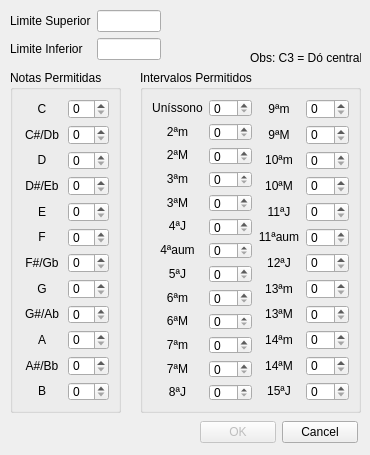
Qt form melodicsetupform.ui (henriqueinonhe/note-spitter) before a commit.
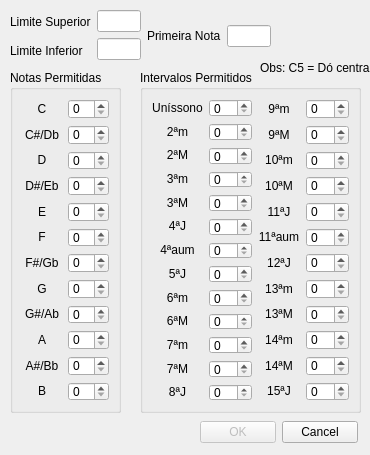
The same form after that commit.

What changed in the file:
```diff
--- a/melodicsetupform.ui
+++ b/melodicsetupform.ui
@@ -22,14 +22,14 @@
   <widget class="QLabel" name="label_38">
    <property name="geometry">
     <rect>
-     <x>250</x>
-     <y>50</y>
+     <x>260</x>
+     <y>60</y>
      <width>111</width>
      <height>16</height>
     </rect>
    </property>
    <property name="text">
-    <string>Obs: C3 = Dó central</string>
+    <string>Obs: C5 = Dó central</string>
    </property>
   </widget>
   <widget class="QGroupBox" name="groupBox">
@@ -244,46 +244,6 @@
     </item>
    </layout>
   </widget>
-  <widget class="QWidget" name="layoutWidget_2">
-   <property name="geometry">
-    <rect>
-     <x>10</x>
-     <y>10</y>
-     <width>151</width>
-     <height>50</height>
-    </rect>
-   </property>
-   <layout class="QHBoxLayout" name="horizontalLayout">
-    <item>
-     <layout class="QVBoxLayout" name="verticalLayout">
-      <item>
-       <widget class="QLabel" name="labelLimiteSuperior">
-        <property name="text">
-         <string>Limite Superior</string>
-        </property>
-       </widget>
-      </item>
-      <item>
-       <widget class="QLabel" name="labelLimiteInferior">
-        <property name="text">
-         <string>Limite Inferior</string>
-        </property>
-       </widget>
-      </item>
-     </layout>
-    </item>
-    <item>
-     <layout class="QVBoxLayout" name="verticalLayout_2">
-      <item>
-       <widget class="QLineEdit" name="lineEditLimiteSuperior"/>
-      </item>
-      <item>
-       <widget class="QLineEdit" name="lineEditLimiteInferior"/>
-      </item>
-     </layout>
-    </item>
-   </layout>
-  </widget>
   <widget class="QGroupBox" name="groupBox_2">
    <property name="geometry">
     <rect>
@@ -648,6 +608,64 @@
     </item>
    </layout>
   </widget>
+  <widget class="QWidget" name="">
+   <property name="geometry">
+    <rect>
+     <x>10</x>
+     <y>10</y>
+     <width>261</width>
+     <height>52</height>
+    </rect>
+   </property>
+   <layout class="QHBoxLayout" name="horizontalLayout_7">
+    <item>
+     <layout class="QHBoxLayout" name="horizontalLayout">
+      <item>
+       <layout class="QVBoxLayout" name="verticalLayout">
+        <item>
+         <widget class="QLabel" name="labelLimiteSuperior">
+          <property name="text">
+           <string>Limite Superior</string>
+          </property>
+         </widget>
+        </item>
+        <item>
+         <widget class="QLabel" name="labelLimiteInferior">
+          <property name="text">
+           <string>Limite Inferior</string>
+          </property>
+         </widget>
+        </item>
+       </layout>
+      </item>
+      <item>
+       <layout class="QVBoxLayout" name="verticalLayout_2">
+        <item>
+         <widget class="QLineEdit" name="lineEditLimiteSuperior"/>
+        </item>
+        <item>
+         <widget class="QLineEdit" name="lineEditLimiteInferior"/>
+        </item>
+       </layout>
+      </item>
+     </layout>
+    </item>
+    <item>
+     <layout class="QHBoxLayout" name="horizontalLayout_6">
+      <item>
+       <widget class="QLabel" name="label_39">
+        <property name="text">
+         <string>Primeira Nota</string>
+        </property>
+       </widget>
+      </item>
+      <item>
+       <widget class="QLineEdit" name="lineEditFirstPitch"/>
+      </item>
+     </layout>
+    </item>
+   </layout>
+  </widget>
  </widget>
  <resources/>
  <connections/>
```
